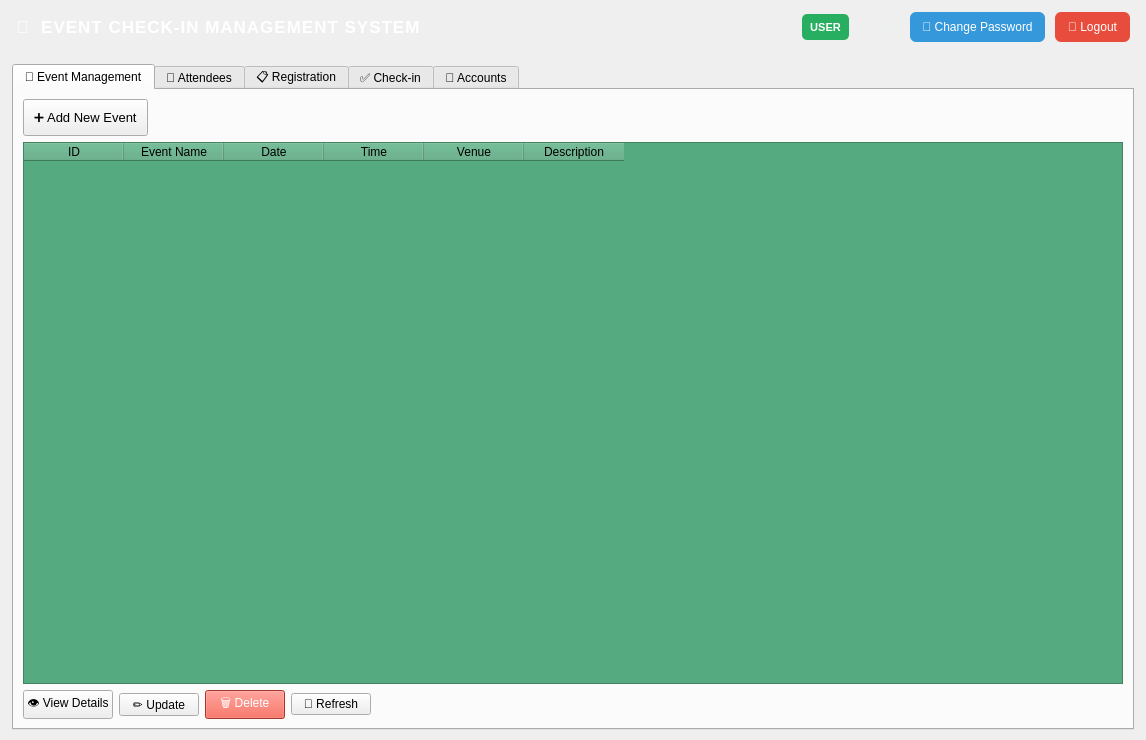
Above: ui/MainWindow.ui from khoivnk25411e/Final-Project-Programming-Techniques before the change. Below: the same form after it.
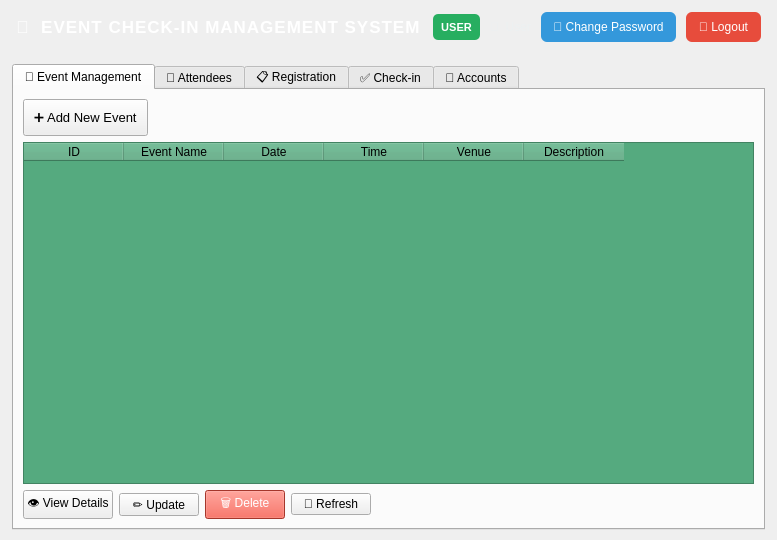
That is the form after the change.

```diff
--- a/ui/MainWindow.ui
+++ b/ui/MainWindow.ui
@@ -6,8 +6,8 @@
    <rect>
     <x>0</x>
     <y>0</y>
-    <width>1146</width>
-    <height>740</height>
+    <width>777</width>
+    <height>540</height>
    </rect>
   </property>
   <property name="windowTitle">
```
